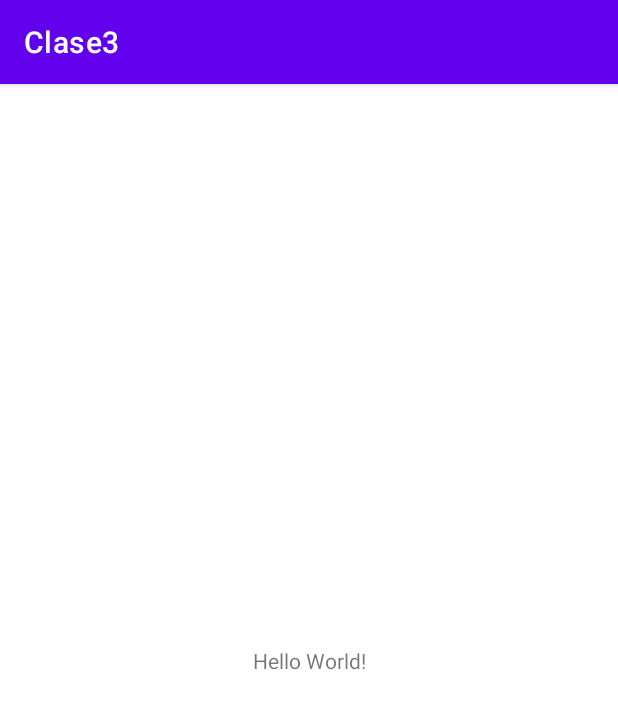
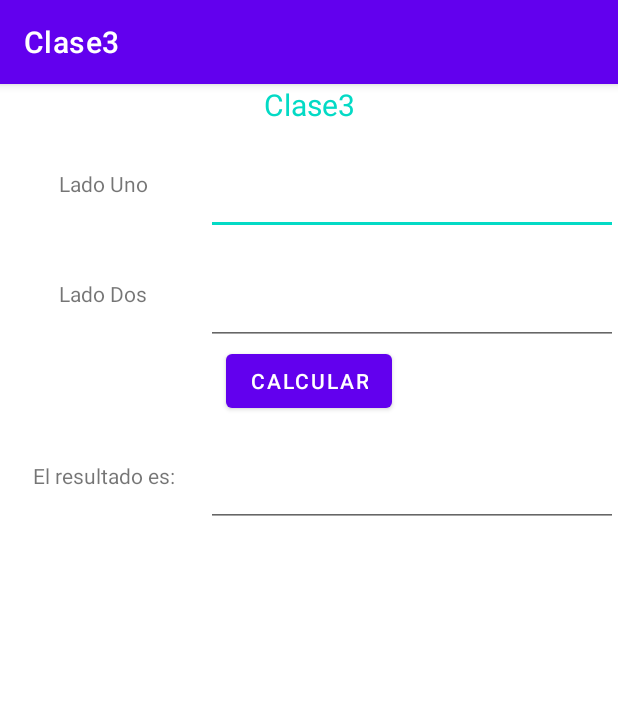
Before and after one commit to JuanesArango5647896/DispositivosMoviles, an Android app: the screen it shows after launch (MainActivity), on a phone screen of 412 x 824 dp. Shown: the top 709 px of the screen. Run offline under Robolectric (Android 15) with nearby library versions, the phone set to English and light mode, and no system bars.

Commit message:
Metodo para calcular

```diff
--- a/Clase3/app/src/main/java/com/juanes/clase3/MainActivity.java
+++ b/Clase3/app/src/main/java/com/juanes/clase3/MainActivity.java
@@ -3,12 +3,71 @@ package com.juanes.clase3;
 import androidx.appcompat.app.AppCompatActivity;
 
 import android.os.Bundle;
+import android.util.Log;
+import android.view.View;
+import android.widget.Button;
+import android.widget.EditText;
+import android.widget.TextView;
 
 public class MainActivity extends AppCompatActivity {
+    String TAG = "Depuracion";
+    EditText LadoUno, LadoDos;
+    TextView Resultado;
+    Button Calcular;
 
     @Override
     protected void onCreate(Bundle savedInstanceState) {
         super.onCreate(savedInstanceState);
         setContentView(R.layout.activity_main);
+        Log.i(TAG,"Estoy en OnCreate");
+        LadoUno = findViewById(R.id.LadoUno);
+        LadoDos = findViewById(R.id.LadoDos);
+        Resultado = findViewById(R.id.Resultado);
+        Calcular = findViewById(R.id.Calcular);
+    }
+
+    @Override
+    protected void onStart() {
+        super.onStart();
+        Log.i(TAG, "Entre a OnStar");
+        Calcular.setOnClickListener(new View.OnClickListener() {
+            @Override
+            public void onClick(View view) {
+                float ladoUno = Float.parseFloat(LadoUno.getText().toString());
+                float ladoDos = Float.parseFloat(LadoDos.getText().toString());
+                float Resultad = ladoUno*ladoDos;
+                Resultado.setText(String.valueOf(Resultad));
+            }
+        });
+    }
+
+    @Override
+    protected void onRestart() {
+        super.onRestart();
+        Log.i(TAG, "Entre a OnRestart");
+    }
+
+    @Override
+    protected void onResume() {
+        super.onResume();
+        Log.i(TAG, "Entre a OnResume");
+    }
+
+    @Override
+    protected void onPause() {
+        super.onPause();
+        Log.i(TAG, "Entre a OnPause");
+    }
+
+    @Override
+    protected void onStop() {
+        super.onStop();
+        Log.i(TAG, "Entre a OnStop");
+    }
+
+    @Override
+    protected void onDestroy() {
+        super.onDestroy();
+        Log.i(TAG, "Entre a OnDestroy");
     }
 }
--- a/Clase3/app/src/main/res/layout/activity_main.xml
+++ b/Clase3/app/src/main/res/layout/activity_main.xml
@@ -1,18 +1,109 @@
 <?xml version="1.0" encoding="utf-8"?>
-<androidx.constraintlayout.widget.ConstraintLayout xmlns:android="http://schemas.android.com/apk/res/android"
+<LinearLayout
+
+    xmlns:android="http://schemas.android.com/apk/res/android"
     xmlns:app="http://schemas.android.com/apk/res-auto"
     xmlns:tools="http://schemas.android.com/tools"
     android:layout_width="match_parent"
     android:layout_height="match_parent"
+    android:orientation="vertical"
     tools:context=".MainActivity">
 
     <TextView
-        android:layout_width="wrap_content"
+        android:layout_width="match_parent"
         android:layout_height="wrap_content"
-        android:text="Hello World!"
-        app:layout_constraintBottom_toBottomOf="parent"
-        app:layout_constraintEnd_toEndOf="parent"
-        app:layout_constraintStart_toStartOf="parent"
-        app:layout_constraintTop_toTopOf="parent" />
+        android:textSize="20sp"
+        android:textAlignment="center"
+        android:text="@string/app_name"
+        android:textColor="@color/teal_200">
+    </TextView>
 
-</androidx.constraintlayout.widget.ConstraintLayout>
+    <LinearLayout
+        android:layout_width="match_parent"
+        android:layout_height="68dp"
+        android:layout_marginTop="5dp"
+        android:orientation="horizontal">
+
+        <TextView
+            android:layout_width="0dp"
+            android:layout_height="match_parent"
+            android:layout_weight="1"
+            android:gravity="center"
+            android:text="@string/LadoUno"></TextView>
+
+        <EditText
+            android:id="@+id/LadoUno"
+            android:layout_width="0dp"
+            android:layout_height="match_parent"
+            android:layout_weight="2"
+            android:gravity="center">
+
+        </EditText>
+
+    </LinearLayout>
+
+    <LinearLayout
+        android:layout_width="match_parent"
+        android:layout_height="68dp"
+        android:layout_marginTop="5dp"
+        android:orientation="horizontal">
+
+        <TextView
+            android:layout_width="0dp"
+            android:layout_height="match_parent"
+            android:layout_weight="1"
+            android:gravity="center"
+            android:text="@string/LadoDos"></TextView>
+
+        <EditText
+            android:id="@+id/LadoDos"
+            android:layout_width="0dp"
+            android:layout_height="match_parent"
+            android:layout_weight="2"
+            android:gravity="center">
+
+        </EditText>
+
+    </LinearLayout>
+
+    <LinearLayout
+        android:layout_width="match_parent"
+        android:layout_height="wrap_content"
+        android:gravity="center" >
+
+        <Button
+            android:id="@+id/Calcular"
+            android:layout_width="wrap_content"
+            android:layout_height="wrap_content"
+            android:layout_centerHorizontal="true"
+            android:layout_centerVertical="true"
+            android:text="@string/Calcular"
+            >
+
+        </Button>
+
+    </LinearLayout>
+    <LinearLayout
+        android:layout_width="match_parent"
+        android:layout_height="68dp"
+        android:layout_marginTop="5dp"
+        android:orientation="horizontal">
+
+        <TextView
+            android:layout_width="0dp"
+            android:layout_height="match_parent"
+            android:layout_weight="1"
+            android:gravity="center"
+            android:text="@string/Resultado"></TextView>
+
+        <EditText
+            android:id="@+id/Resultado"
+            android:layout_width="0dp"
+            android:layout_height="match_parent"
+            android:layout_weight="2"
+            android:gravity="center">
+
+        </EditText>
+
+    </LinearLayout>
+</LinearLayout>
--- a/Clase3/app/src/main/res/values/strings.xml
+++ b/Clase3/app/src/main/res/values/strings.xml
@@ -1,3 +1,7 @@
 <resources>
     <string name="app_name">Clase3</string>
+    <string name="LadoUno">Lado Uno</string>
+    <string name="LadoDos">Lado Dos</string>
+    <string name="Calcular">Calcular</string>
+    <string name="Resultado">El resultado es:</string>
 </resources>
```
